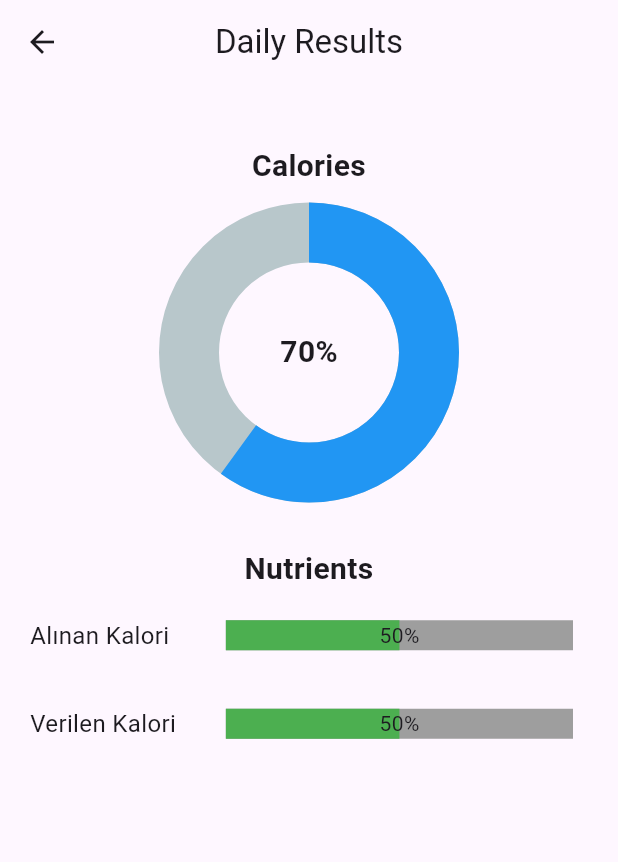
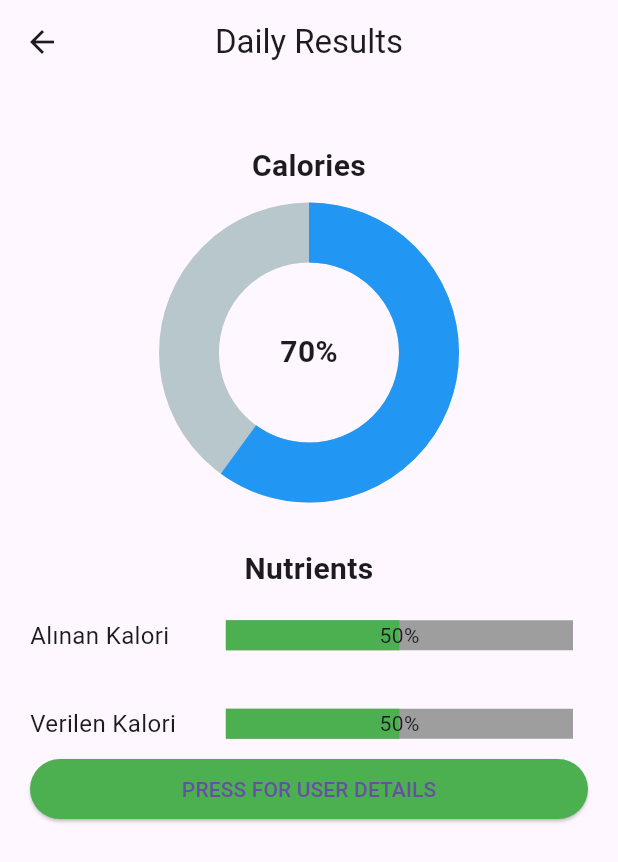
Before and after one commit to salihyildirim/Flutter-Health-App, a Flutter app: the DailyCalculationsView screen opened directly with empty values, on a phone screen of 412 x 824 dp. Shown: the top 862 px of the screen. Run offline on Flutter 3.47's test engine with Material 3 defaults, Android fonts, the phone set to English and light mode, and no system bars; drawn by our look-alikes of percent_indicator; our stand-ins replace animated_bottom_navigation_bar, cloud_firestore, easy_localization, email_validator, firebase_auth, firebase_core and 4 more; missing offline and left inert: dart:ffi, translator_plus; accounts and stored records are empty; network calls fail.

Commit message:
user_diet extented v

```diff
--- a/lib/Model/user_diet.dart
+++ b/lib/Model/user_diet.dart
@@ -1,32 +1,44 @@
 import 'package:cloud_firestore/cloud_firestore.dart';
 
 class UserDiet {
-  int? id;
   dynamic calculation_date; // Hem DateTime hem de String olabilir
   double? calories_taken;
   double? calories_given;
-  double? summation;
+  double? carbohydrates_total_g;
+  double? cholesterol_mg;
+  double? fat_total_g;
+  double? fiber_g;
+  double? potassium_mg;
+  double? protein_g;
+  double? sodium_mg;
+  double? sugar_g;
 
   UserDiet({
     this.calories_taken = 0,
     this.calories_given = 0,
-    this.summation = 0,
+    this.carbohydrates_total_g = 0,
+    this.cholesterol_mg = 0,
+    this.fat_total_g = 0,
+    this.fiber_g = 0,
+    this.potassium_mg = 0,
+    this.protein_g = 0,
+    this.sodium_mg = 0,
+    this.sugar_g = 0,
     this.calculation_date,
-  });
-
-  UserDiet.withId({
-    this.id,
-    this.calories_taken = 0,
-    this.calories_given = 0,
-    this.summation = 0,
-    required this.calculation_date,
   });
 
   Map<String, dynamic> toMap({bool forFirebase = false}) {
     var map = Map<String, dynamic>();
     map['calories_taken'] = calories_taken;
     map['calories_given'] = calories_given;
-    //map['summation'] = summation;
+    map['carbohydrates_total_g'] = carbohydrates_total_g;
+    map['cholesterol_mg'] = cholesterol_mg;
+    map['fat_total_g'] = fat_total_g;
+    map['fiber_g'] = fiber_g;
+    map['potassium_mg'] = potassium_mg;
+    map['protein_g'] = protein_g;
+    map['sodium_mg'] = sodium_mg;
+    map['sugar_g'] = sugar_g;
 
     if (forFirebase) {
       map['calculation_date'] =
@@ -35,9 +47,6 @@ class UserDiet {
       map['calculation_date'] = calculation_date.toString();
     }
 
-    if (id != null) {
-      map["id"] = id;
-    }
     return map;
   }
 
@@ -45,18 +54,17 @@ class UserDiet {
     return UserDiet(
       calories_taken: map['calories_taken'] ?? 0.0,
       calories_given: map['calories_given'] ?? 0.0,
-      summation: map['summation'] ?? 0.0,
+      carbohydrates_total_g: map['carbohydrates_total_g'] ?? 0.0,
+      cholesterol_mg: map['cholesterol_mg'] ?? 0.0,
+      fat_total_g: map['fat_total_g'] ?? 0.0,
+      fiber_g: map['fiber_g'] ?? 0.0,
+      potassium_mg: map['potassium_mg'] ?? 0.0,
+      protein_g: map['protein_g'] ?? 0.0,
+      sodium_mg: map['sodium_mg'] ?? 0.0,
+      sugar_g: map['sugar_g'] ?? 0.0,
       calculation_date: map['calculation_date'] is Timestamp
           ? (map['calculation_date'] as Timestamp).toDate()
           : map['calculation_date'],
     );
   }
-
-  UserDiet.fromObject(dynamic o) {
-    id = int.tryParse(o["id"].toString());
-    calories_taken = double.tryParse(o['calories_taken'].toString()) ?? 0;
-    calories_given = double.tryParse(o['calories_given'].toString()) ?? 0;
-    summation = double.tryParse(o['summation'].toString()) ?? 0;
-    calculation_date = o['calculation_date'];
-  }
 }
--- a/lib/View/daily_calculations.dart
+++ b/lib/View/daily_calculations.dart
@@ -22,22 +22,11 @@ class _DailyCalculationsViewState extends State<DailyCalculationsView> {
   @override
   void initState() {
     super.initState();
-    getUserDiets();
+    // getUserDiets();
   }
 
   @override
   Widget build(BuildContext context) {
-    return FutureBuilder(
-      future: dbHelper.getCalculatedDiets(),
-      builder: (context, snapshot) {
-        if (snapshot.connectionState == ConnectionState.done) {
-          if (snapshot.hasData) {
-            userDiets = snapshot.data!;
-            userDietCount = userDiets.length;
-          } else {
-            // Veri yoksa veya hata oluştuysa buraya bir işlem ekleyebilirsiniz
-          }
-        }
         return Scaffold(
           appBar: AppBar(
             title: Text('Daily Results'),
@@ -83,13 +72,15 @@ class _DailyCalculationsViewState extends State<DailyCalculationsView> {
                   title: 'Verilen Kalori',
                   percent: 0.5, // Örnek olarak %50
                 ),
+                ElevatedButton(onPressed: (){
+                  print("userDiet verilen kalori: ${widget.user?.userDiet?.calories_given} userDiet alinan Kalori : ${widget.user?.userDiet?.calories_taken}");
+                }, child: Text("PRESS FOR USER DETAILS"))
 
               ],
             ),
           ),
         );
-      },
-    );
+      }
   }
 
   void addUserDiet() async {
@@ -98,24 +89,23 @@ class _DailyCalculationsViewState extends State<DailyCalculationsView> {
     //     calories_taken: widget.user?.userDiet?.calories_taken ?? 0,
     //     calculation_date: DateTime.now()));
     // dbHelper.delete(widget.user!.userDiet!.id!);
-    print("verilen cal ${widget.user?.userDiet!.id ?? 444}");
-    setState(() {
-      // Eklenen diyeti görmek için yeniden setState çağrısı yapılır
-    });
+    // setState(() {
+    //   // Eklenen diyeti görmek için yeniden setState çağrısı yapılır
+    // });
   }
 
-  getUserDiets() async {
-    var userDietsFuture = dbHelper.getCalculatedDiets();
-    userDietsFuture.then((data) {
-      if (mounted) {
-        setState(() {
-          userDiets = data;
-          userDietCount = data.length;
-                });
-      }
-    });
-  }
-}
+  // getUserDiets() async {
+  //   var userDietsFuture = dbHelper.getCalculatedDiets();
+  //   userDietsFuture.then((data) {
+  //     if (mounted) {
+  //       setState(() {
+  //         userDiets = data;
+  //         userDietCount = data.length;
+  //               });
+  //     }
+  //   });
+  // }
+
 
 class LinearPercentIndicatorWidget extends StatelessWidget {
   final String title;
--- a/lib/View/welcomeView.dart
+++ b/lib/View/welcomeView.dart
@@ -23,10 +23,16 @@ class WelcomeView extends StatefulWidget {
 class _WelcomeViewState extends State<WelcomeView> {
   final WelcomeViewModel welcomeViewModel = Get.put(WelcomeViewModel());
 
+@override
+  void initState() {
+  _currentScreen= DailyCalculationsView(widget.user);
+    super.initState();
+  }
   User? getUser;
   firebase_auth.User? currentUser;
   int _currentTab = 0;
-  Widget _currentScreen = DailyCalculationsView.withNonUser();
+  late Widget _currentScreen;
+
 
   Future<void> fetchCurrentUser(BuildContext context) async {
     currentUser = await welcomeViewModel.getCurrentUser();
@@ -67,7 +73,7 @@ class _WelcomeViewState extends State<WelcomeView> {
           setState(() {
             setState(() {
               _currentTab = int;
-              _currentScreen = (int==0) ? DailyCalculationsView.withNonUser() : PreviousCalculationsView();
+              _currentScreen = (int==0) ? DailyCalculationsView(widget.user) : PreviousCalculationsView();
             });
 
             //_currentScreen = (int == 0) ? GraphScreen() : HistoryScreen();
--- a/lib/ViewModel/foodViewModel.dart
+++ b/lib/ViewModel/foodViewModel.dart
@@ -10,7 +10,7 @@ import 'package:http/http.dart' as http;
 import 'package:womenhealth/Utils/data/local_food_database.dart';
 
 class FoodViewModel with ChangeNotifier {
-  final FirestoreService _firestoreService = FirestoreService('userdiet');
+  final FirestoreService _firestoreService = FirestoreService('daily_calculations');
   LocalFood localFood = LocalFood();
   final nutritionApiKey = "fU9y72p/j2sGb2Tdw0j6/g==E0H80ltgZ4HNggFB";
 
--- a/lib/ViewModel/subSportsViewModel.dart
+++ b/lib/ViewModel/subSportsViewModel.dart
@@ -7,7 +7,7 @@ class SubSportsViewModel with ChangeNotifier {
 //burada userdiet nesnesini alıp, database'e given_calories kısmına ekle(addFirebaseUserDietCaloriesGiven). bunun için user_email lazım.
 //direkt user nesnesini alırsan önceki işlemlerde user.userdiet dogru atandı. onu kullanabilirsin.
 //aynı zamanda email'i de userden alırsın.
-  final FirestoreService _firestoreService = FirestoreService('userdiet');
+  final FirestoreService _firestoreService = FirestoreService('daily_calculations');
 
   Future<Map<String, dynamic>?> readUserDiet(String documentId) async {
     return await _firestoreService.readData(documentId);
```
Also changed, not shown: lib/data/dbHelper.dart (+16 -16 lines).
